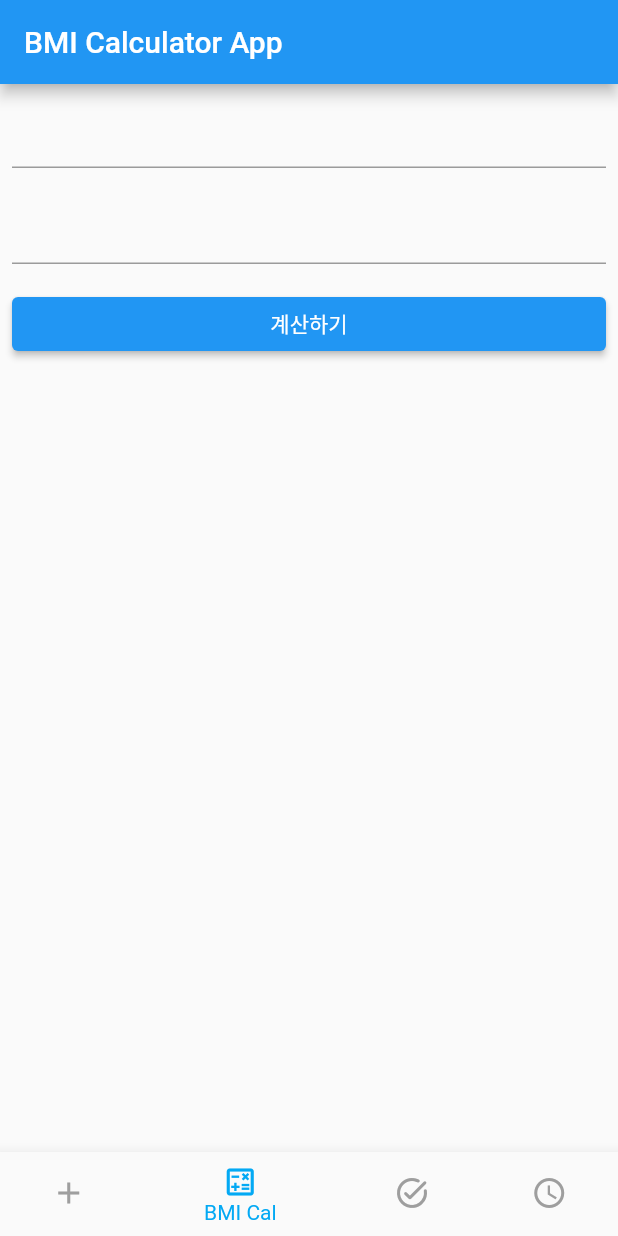
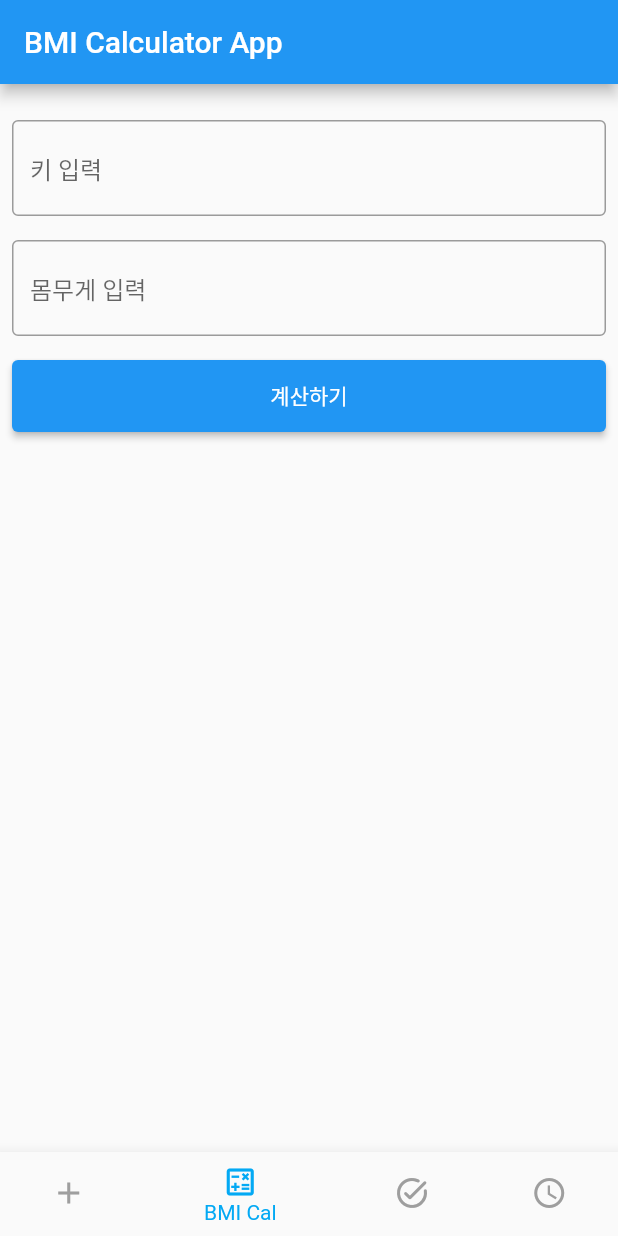
Before and after one commit to yangster-chief/songdo_flutter_study, a Flutter app: the screen it shows after launch, item 2 of the bottom bar chosen, on a phone screen of 412 x 824 dp. Run offline on Flutter 3.47's test engine with Material 2 defaults, Android fonts, the phone set to English and light mode, and no system bars.

Commit message:
add design

```diff
--- a/lib/page/bmi_calculator_page.dart
+++ b/lib/page/bmi_calculator_page.dart
@@ -17,13 +17,23 @@ class BMICalculatorPage extends StatelessWidget {
           child: Column(
             crossAxisAlignment: CrossAxisAlignment.stretch,
             children: [
-              TextFormField(),
               const SizedBox(height: 16),
-              TextFormField(),
+              TextFormField(
+                decoration: const InputDecoration(
+                    border: OutlineInputBorder(), hintText: '키 입력'),
+              ),
               const SizedBox(height: 16),
-              ElevatedButton(
-                onPressed: _onPressed,
-                child: const Text('계산하기'),
+              TextFormField(
+                decoration: const InputDecoration(
+                    border: OutlineInputBorder(), hintText: '몸무게 입력'),
+              ),
+              const SizedBox(height: 16),
+              SizedBox(
+                height: 48,
+                child: ElevatedButton(
+                  onPressed: _onPressed,
+                  child: const Text('계산하기'),
+                ),
               ),
             ],
           ),
```
